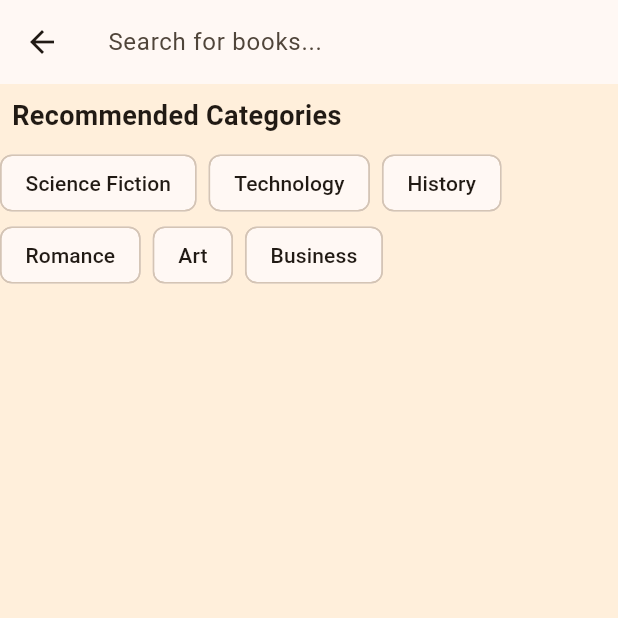
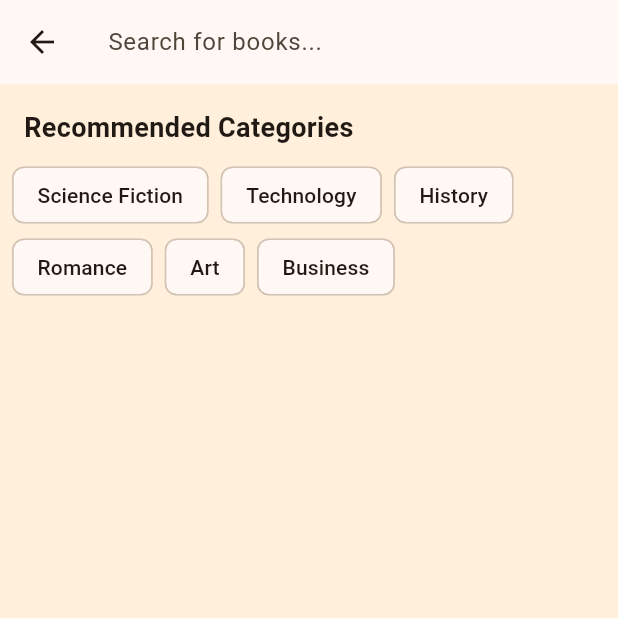
Before and after one commit to daveragos/kitab_log, a Flutter app: the screen it shows after launch, item 3 of the bottom bar chosen, after a tap on the "search" icon, on a phone screen of 412 x 824 dp, the top half of it. Run offline on Flutter 3.47's test engine with Material 3 defaults, Android fonts, the phone set to English and light mode, and no system bars; our stand-ins replace connectivity_plus, curved_navigation_bar, image_picker, liquid_pull_to_refresh, sqflite; missing offline and left inert: google_books_api; accounts and stored records are empty.

Commit message:
padding around search actionchips

```diff
--- a/lib/home.dart
+++ b/lib/home.dart
@@ -1,7 +1,6 @@
 import 'package:curved_navigation_bar/curved_navigation_bar.dart';
 import 'package:flutter/material.dart';
 import 'package:kitablog/services/api_helper.dart';
-import 'package:kitablog/views/account.dart';
 import 'package:kitablog/views/explore.dart';
 import 'package:kitablog/views/plan.dart';
 import 'package:kitablog/views/search.dart';
--- a/lib/views/explore.dart
+++ b/lib/views/explore.dart
@@ -118,6 +118,7 @@ class _ExploreState extends State<Explore> {
       }
       if (mounted) {
   setState(() {
+    _isConnected = false;
     bookCache[category] = books;
   });
 }
--- a/lib/views/search.dart
+++ b/lib/views/search.dart
@@ -79,7 +79,9 @@ class _SearchPageState extends State<SearchPage> {
           },
         ),
       ),
-      body: Column(
+      body: Padding(
+        padding: const EdgeInsets.all(8.0),
+        child: Column(
           crossAxisAlignment: CrossAxisAlignment.start,
           children: [
             const Padding(
@@ -106,6 +108,7 @@ class _SearchPageState extends State<SearchPage> {
                 : const SizedBox.shrink(),
           ],
         ),
+      ),
     );
   }
 }
```
Lines whose indentation alone changed are shown as unchanged.
